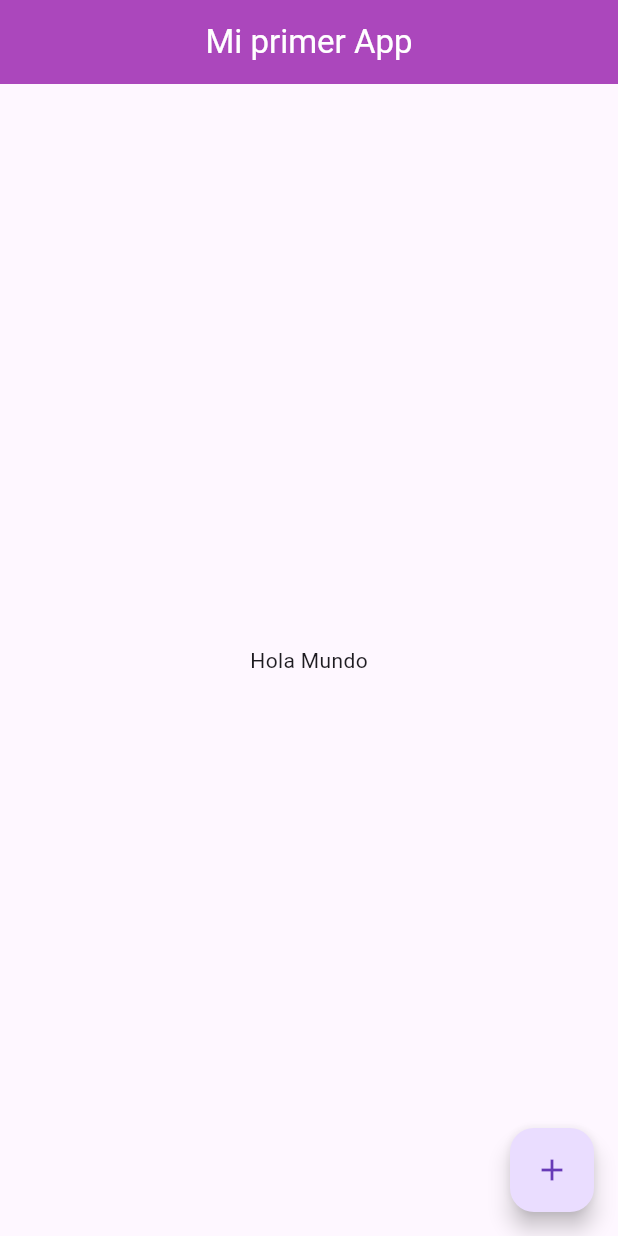
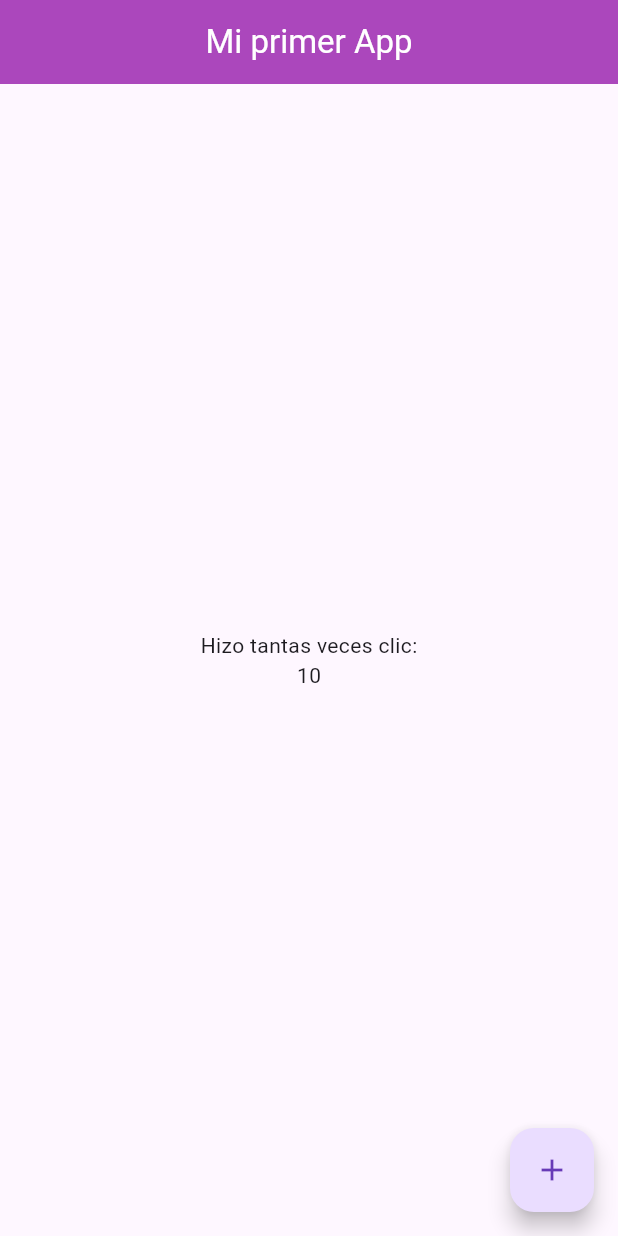
Before and after one commit to jalvarenga-unah/IS513-I-PAC-2024, a Flutter app: the screen it shows after launch, after a tap on the "add" icon, on a phone screen of 412 x 824 dp. Run offline on Flutter 3.47's test engine with Material 3 defaults, Android fonts, the phone set to English and light mode, and no system bars.

Commit message:
Trabajando con disenios, Column, Container, SizedBox

```diff
--- a/flutter-projects/mi_primer_app/lib/main.dart
+++ b/flutter-projects/mi_primer_app/lib/main.dart
@@ -4,31 +4,48 @@ import 'package:flutter/material.dart';
 // StatefulWidget: Puede cambiar su estado
 
 void main() {
-  runApp(MyApp());
+  runApp(const MyApp());
 }
 
 class MyApp extends StatelessWidget {
+  const MyApp({super.key});
+
   @override
   Widget build(BuildContext context) {
     return MaterialApp(
+      debugShowCheckedModeBanner: false,
       title: 'Mi primer App',
       home: Scaffold(
         appBar: AppBar(
           centerTitle: true,
           title: const Text(
             'Mi primer App',
-            style: TextStyle(color: Colors.white),
+            style: TextStyle(
+              color: Colors.white,
+            ),
           ),
           //rgb(186, 104, 200)
           // backgroundColor: Color.fromRGBO(186, 104, 200, 1),
-          backgroundColor: Color(0xFFAB47BC),
+          backgroundColor: const Color(0xFFAB47BC),
         ),
-        body: const Center(
-          child: Text('Hola Mundo'),
+        body: const SizedBox(
+          width: double.infinity,
+          child: Column(
+            // mainAxisSize: MainAxisSize.min,
+            mainAxisAlignment: MainAxisAlignment.center,
+            crossAxisAlignment: CrossAxisAlignment.center,
+            children: [
+              Text('Hizo tantas veces clic:'),
+              Text('10'),
+            ],
+          ),
         ),
         floatingActionButton: FloatingActionButton(
-          onPressed: () {},
-          child: Icon(
+          // backgroundColor: Colors.deepPurple[100],
+          onPressed: () {
+            print('Hizo clic ');
+          },
+          child: const Icon(
             Icons.add,
             color: Colors.deepPurple,
           ),
```
